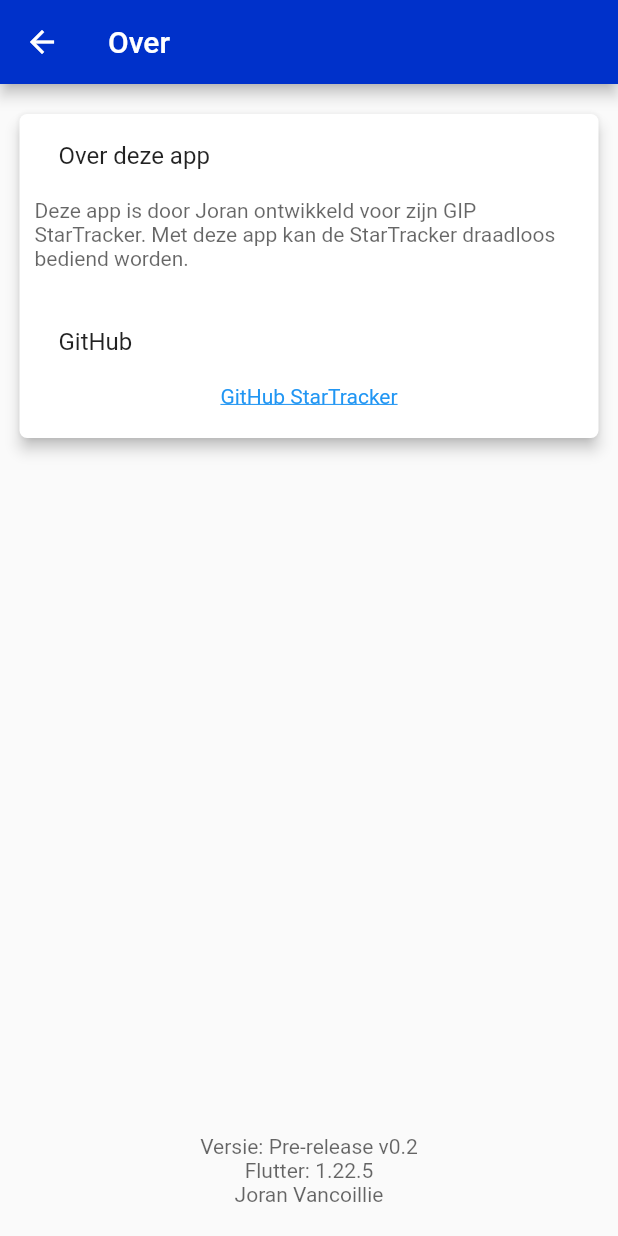
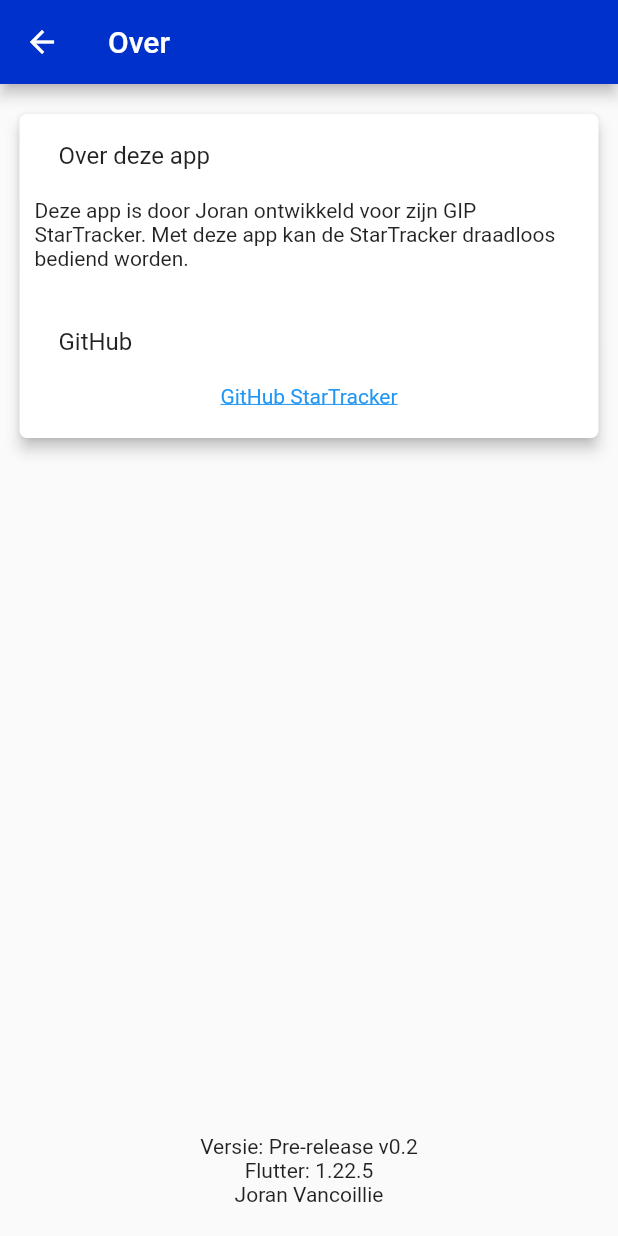
Before and after one commit to MrBananaPants/StarTracker, a Flutter app: the AboutPage screen opened directly, on a phone screen of 412 x 824 dp. Run offline on Flutter 3.47's test engine with Material 2 defaults, Android fonts, the phone set to English and light mode, and no system bars; missing offline and left inert: condition.

Commit message:
Fixed unreadable text in about page

```diff
--- a/lib/AboutPage.dart
+++ b/lib/AboutPage.dart
@@ -44,8 +44,8 @@ class MyAppState extends State<AboutPage> {
                           child: Text(
                             "Deze app is door Joran ontwikkeld voor zijn GIP StarTracker. Met deze app kan de StarTracker draadloos bediend worden.",
                             style: TextStyle(
-                              color: Colors.black.withOpacity(0.6),
-                            ),
+                                //color: Colors.black.withOpacity(0.6),
+                                ),
                           ),
                         ),
                         ListTile(
@@ -82,8 +82,8 @@ class MyAppState extends State<AboutPage> {
                     child: Text(
                       "Versie: Pre-release v0.2",
                       style: TextStyle(
-                        color: Colors.black.withOpacity(0.6),
-                      ),
+                          //color: Colors.black.withOpacity(0.6),
+                          ),
                     ),
                   ),
                   Padding(
@@ -91,8 +91,8 @@ class MyAppState extends State<AboutPage> {
                     child: Text(
                       "Flutter: 1.22.5",
                       style: TextStyle(
-                        color: Colors.black.withOpacity(0.6),
-                      ),
+                          //color: Colors.black.withOpacity(0.6),
+                          ),
                     ),
                   ),
                   Padding(
@@ -100,8 +100,8 @@ class MyAppState extends State<AboutPage> {
                     child: Text(
                       "Joran Vancoillie",
                       style: TextStyle(
-                        color: Colors.black.withOpacity(0.6),
-                      ),
+                          //color: Colors.black.withOpacity(0.6),
+                          ),
                     ),
                   ),
                 ],
```
